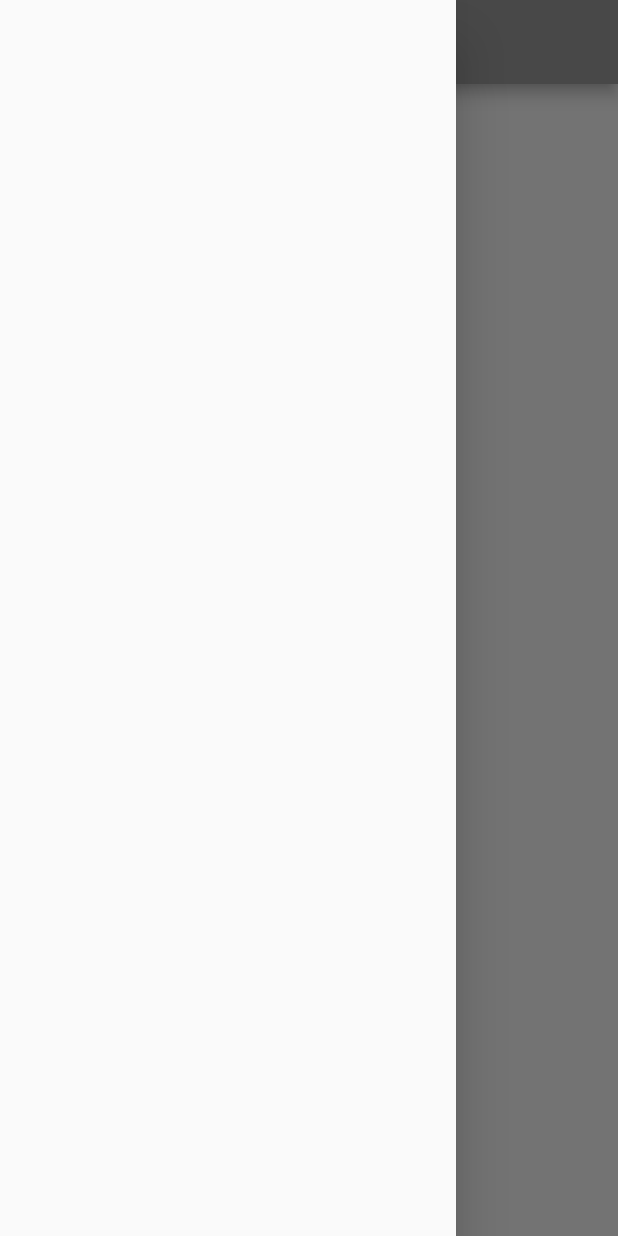
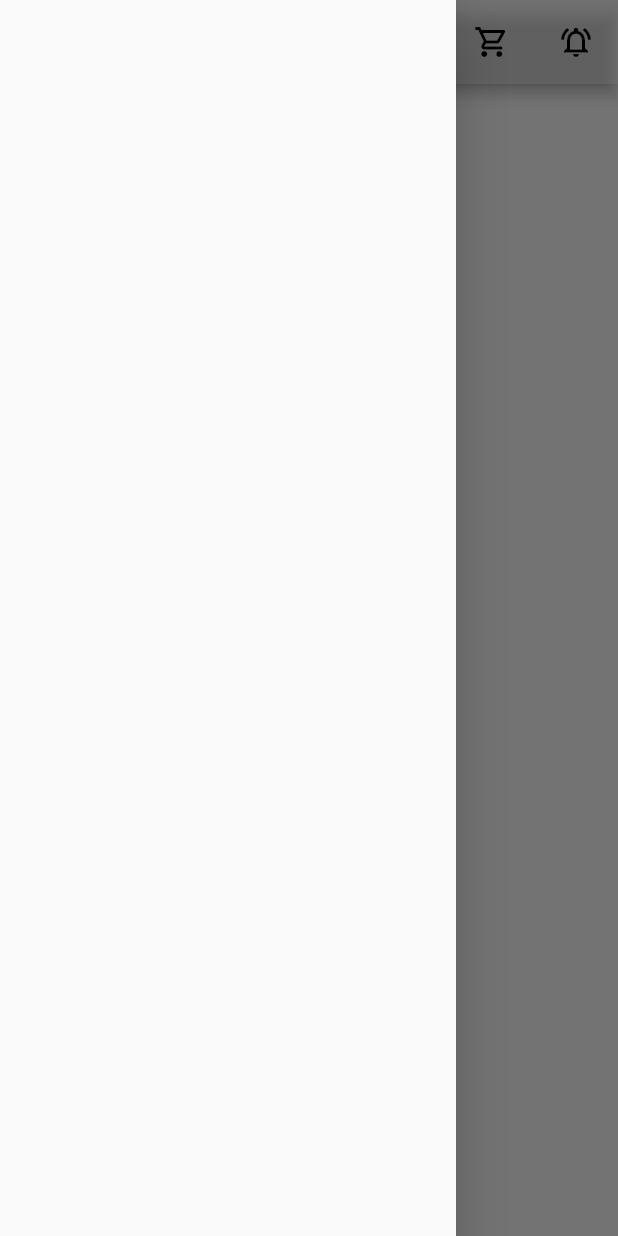
Before and after one commit to youssefeissa18/TaskUdemy, a Flutter app: the screen it shows after launch, with the side drawer open, on a phone screen of 412 x 824 dp. Run offline on Flutter 3.47's test engine with Material 2 defaults, Android fonts, the phone set to English and light mode, and no system bars.

Commit message:
udemy
edit

```diff
--- a/udemy/lib/home_screen/home_screen.dart
+++ b/udemy/lib/home_screen/home_screen.dart
@@ -7,9 +7,11 @@ class HomeScreen extends StatelessWidget {
   Widget build(BuildContext context) {
     return Scaffold(
       appBar: AppBar(
-        backgroundColor: Colors.grey,
-        title: Container(
-          margin: EdgeInsets.symmetric(horizontal: 80),
+        backgroundColor: Colors.white38,
+        title: Row(
+          children: [
+            Container(
+              margin: EdgeInsets.symmetric(horizontal: 75),
               child: Text(
                 "Udemy",
                 style: TextStyle(
@@ -18,6 +20,12 @@ class HomeScreen extends StatelessWidget {
                   fontSize: 30,
                 ),
               ),
+            ),
+
+            Icon(Icons.shopping_cart_outlined,color: Colors.black,),
+            Spacer(),
+            Icon(Icons.notifications_active_outlined,color: Colors.black,),
+          ],
         ),
       ),
       drawer: Drawer(
```
Lines whose indentation alone changed are shown as unchanged.
